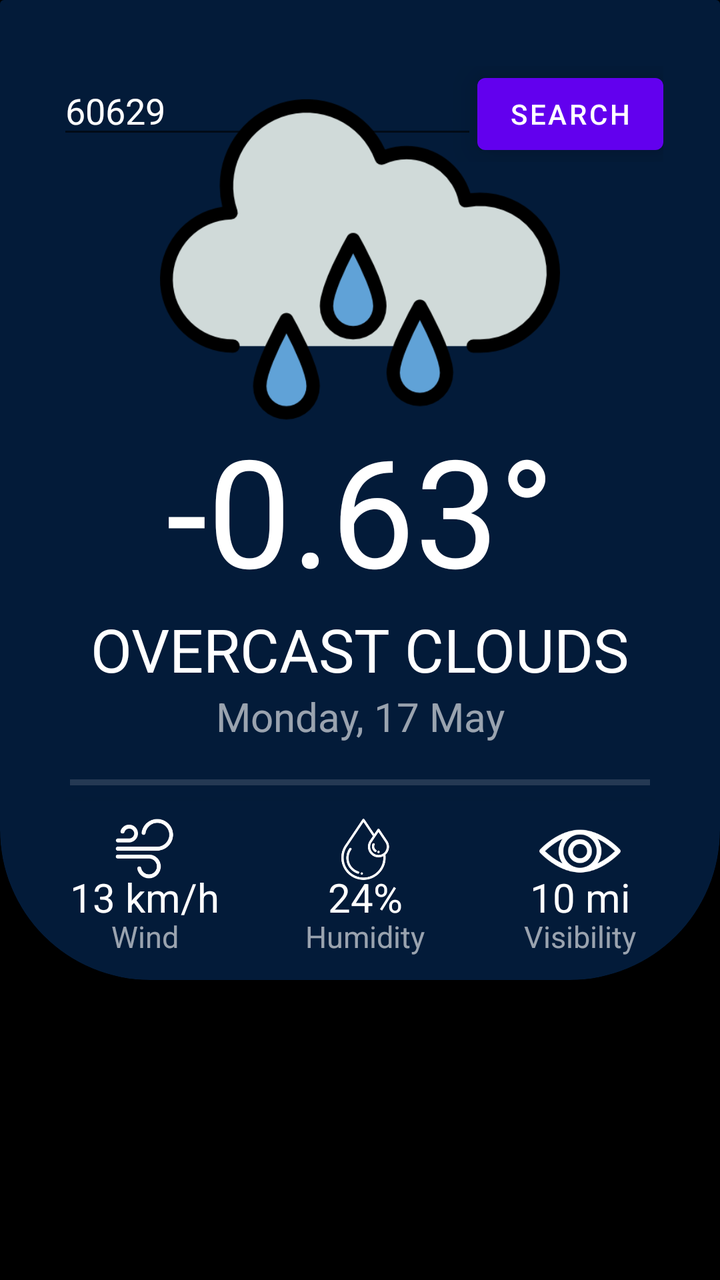
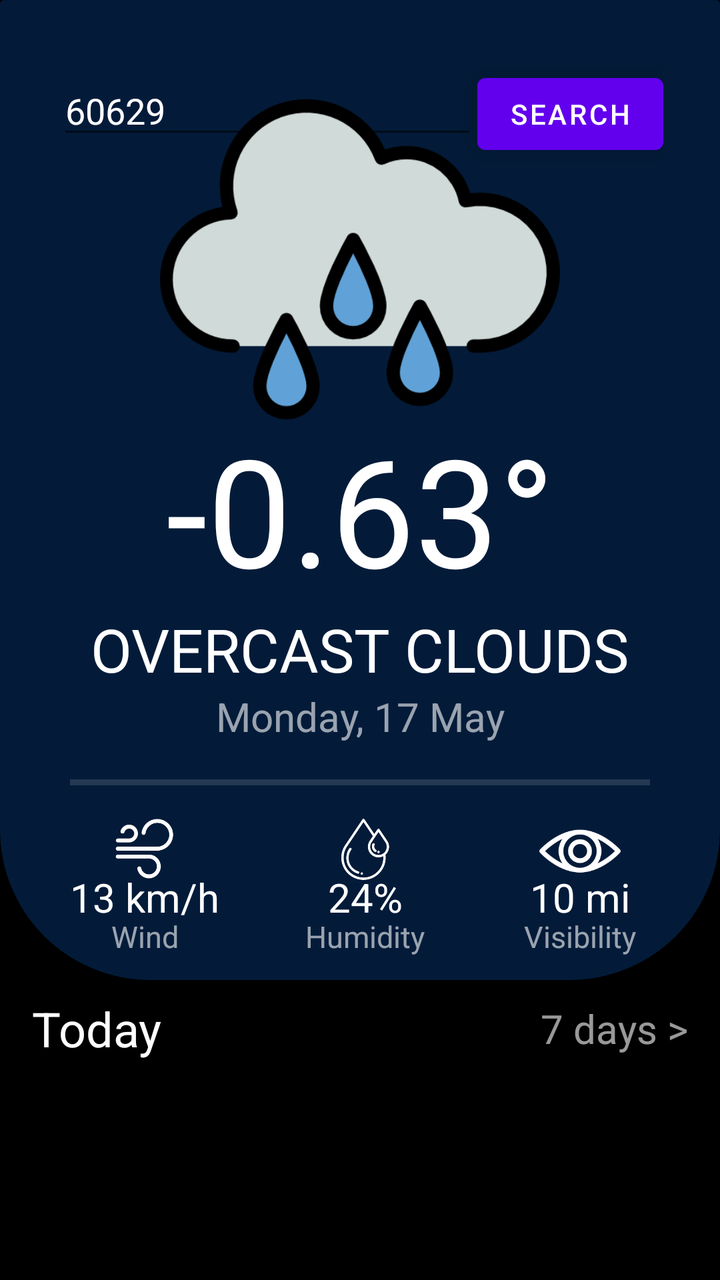

An Android layout rendered at two revisions. The XML below is the earlier revision; the diff shows what the commit changed to produce the second picture.
<!-- AndroidManifest.xml: application theme Theme.WeatherApp -->
<!-- res/layout/activity_main.xml -->
<?xml version="1.0" encoding="utf-8"?>
<androidx.constraintlayout.widget.ConstraintLayout xmlns:android="http://schemas.android.com/apk/res/android"
    xmlns:app="http://schemas.android.com/apk/res-auto"
    xmlns:tools="http://schemas.android.com/tools"
    android:layout_width="match_parent"
    android:layout_height="match_parent"
    android:background="@color/black"
    tools:context=".MainActivity">


    <androidx.constraintlayout.widget.ConstraintLayout
        android:layout_width="match_parent"
        android:layout_height="match_parent"
        android:layout_marginBottom="150dp"
        android:background="@drawable/rounded_corner"
        app:layout_constraintBottom_toBottomOf="parent"
        app:layout_constraintEnd_toEndOf="parent"
        app:layout_constraintStart_toStartOf="parent"
        app:layout_constraintTop_toTopOf="parent">

        <LinearLayout
            android:id="@+id/linearLayout"
            android:layout_width="wrap_content"
            android:layout_height="wrap_content"
            android:orientation="horizontal"
            android:translationZ="10dp"
            app:layout_constraintBottom_toBottomOf="parent"
            app:layout_constraintEnd_toEndOf="parent"
            app:layout_constraintStart_toStartOf="parent"
            app:layout_constraintTop_toTopOf="parent"
            app:layout_constraintVertical_bias="0.075">

            <EditText
                android:id="@+id/editText_ZipCode"
                android:layout_width="wrap_content"
                android:layout_height="wrap_content"
                android:ems="10"
                android:inputType="numberDecimal"
                android:text="60629"
                android:textColor="@color/font"
                android:translationZ="10dp" />

            <Button
                android:id="@+id/button_search"
                android:layout_width="wrap_content"
                android:layout_height="wrap_content"
                android:text="Search"
                android:translationZ="10dp" />


        </LinearLayout>


        <TextView
            android:id="@+id/textView_cityName"
            android:layout_width="wrap_content"
            android:layout_height="wrap_content"
            android:layout_marginBottom="-10dp"
            android:singleLine="true"
            android:text="New York"
            android:textAlignment="center"
            android:textColor="@color/font"
            android:textSize="30sp"
            android:translationZ="10dp"
            app:layout_constraintBottom_toTopOf="@+id/imageView_weatherIcon"
            app:layout_constraintEnd_toEndOf="parent"
            app:layout_constraintStart_toStartOf="parent"
            app:layout_constraintTop_toBottomOf="@+id/linearLayout"
            app:layout_constraintVertical_bias="1.0" />

        <ImageView
            android:id="@+id/imageView_weatherIcon"
            android:layout_width="200dp"
            android:layout_height="200dp"
            android:layout_marginBottom="-25dp"
            android:contentDescription="TODO"
            android:src="@drawable/icon_rain"
            android:translationZ="10dp"
            app:layout_constraintBottom_toTopOf="@+id/textView_currentTemp"
            app:layout_constraintEnd_toEndOf="parent"
            app:layout_constraintStart_toStartOf="parent"
            app:layout_constraintTop_toTopOf="parent"
            app:layout_constraintVertical_bias="1.0"
            tools:ignore="MissingConstraints" />


        <TextView
            android:id="@+id/textView_currentTemp"
            android:layout_width="wrap_content"
            android:layout_height="wrap_content"
            android:text="-0.63°"
            android:textColor="@color/white"
            android:textSize="75sp"
            android:translationZ="10dp"
            app:layout_constraintBottom_toTopOf="@+id/textView_weatherDescription"
            app:layout_constraintEnd_toEndOf="parent"
            app:layout_constraintStart_toStartOf="parent"
            app:layout_constraintTop_toTopOf="parent"
            app:layout_constraintVertical_bias="1.0" />

        <TextView
            android:id="@+id/textView_weatherDescription"
            android:layout_width="wrap_content"
            android:layout_height="wrap_content"
            android:text="overcast clouds"
            android:textAllCaps="true"
            android:textColor="@color/white"
            android:textSize="30sp"
            android:translationZ="10dp"
            app:layout_constraintBottom_toTopOf="@+id/textView_currentDate"
            app:layout_constraintEnd_toEndOf="parent"
            app:layout_constraintStart_toStartOf="parent" />

        <TextView
            android:id="@+id/textView_currentDate"
            android:layout_width="wrap_content"
            android:layout_height="wrap_content"
            android:text="Monday, 17 May"
            android:textColor="@color/font_alt"
            android:textSize="20sp"
            android:translationZ="10dp"
            app:layout_constraintBottom_toTopOf="@+id/view"
            app:layout_constraintEnd_toEndOf="parent"
            app:layout_constraintStart_toStartOf="parent"
            app:layout_constraintTop_toTopOf="parent"
            app:layout_constraintVertical_bias="0.95" />

        <View
            android:id="@+id/view"
            android:layout_width="match_parent"
            android:layout_height="3dp"
            android:layout_marginHorizontal="35dp"
            android:background="#22ffffff"
            android:translationZ="10dp"
            app:layout_constraintBottom_toBottomOf="parent"
            app:layout_constraintEnd_toEndOf="@+id/cardView"
            app:layout_constraintStart_toStartOf="parent"
            app:layout_constraintTop_toTopOf="parent"
            app:layout_constraintVertical_bias="0.8" />

        <androidx.constraintlayout.widget.ConstraintLayout
            android:id="@+id/constraintLayout"
            android:layout_width="0dp"
            android:layout_height="0dp"
            android:translationZ="10dp"
            app:layout_constraintBottom_toBottomOf="parent"
            app:layout_constraintEnd_toEndOf="@+id/view"
            app:layout_constraintHorizontal_bias="1.0"
            app:layout_constraintStart_toStartOf="@+id/view"
            app:layout_constraintTop_toBottomOf="@+id/view">

            <androidx.constraintlayout.widget.ConstraintLayout
                android:id="@+id/constraintLayout3"
                android:layout_width="wrap_content"
                android:layout_height="0dp"
                android:orientation="vertical"
                app:layout_constraintBottom_toBottomOf="parent"
                app:layout_constraintEnd_toEndOf="parent"
                app:layout_constraintHorizontal_bias="0.0"
                app:layout_constraintStart_toStartOf="parent"
                app:layout_constraintTop_toTopOf="parent">

                <ImageView
                    android:id="@+id/imageView_currentWind"
                    android:layout_width="60dp"
                    android:layout_height="60dp"
                    android:layout_gravity="center_horizontal"
                    android:layout_marginTop="-5dp"
                    android:contentDescription="TODO"
                    android:scaleType="fitXY"
                    android:src="@mipmap/icon_wind_foreground"
                    app:layout_constraintBottom_toBottomOf="parent"
                    app:layout_constraintEnd_toEndOf="parent"
                    app:layout_constraintStart_toStartOf="parent"
                    app:layout_constraintTop_toTopOf="parent"
                    app:layout_constraintVertical_bias="0.15" />

                <TextView
                    android:id="@+id/textView_currentWindSpeed_1"
                    android:layout_width="wrap_content"
                    android:layout_height="wrap_content"
                    android:layout_gravity="center_horizontal"
                    android:text="13 km/h"
                    android:textColor="@color/white"
                    android:textSize="20sp"
                    android:translationZ="20dp"
                    app:layout_constraintBottom_toBottomOf="parent"
                    app:layout_constraintEnd_toEndOf="parent"
                    app:layout_constraintStart_toStartOf="parent"
                    app:layout_constraintTop_toTopOf="parent"
                    app:layout_constraintVertical_bias="0.6" />


                <TextView
                    android:id="@+id/textView_currentWindSpeed_2"
                    android:layout_width="wrap_content"
                    android:layout_height="wrap_content"
                    android:layout_gravity="center_horizontal"
                    android:text="Wind"
                    android:textColor="@color/font_alt"
                    android:textSize="15sp"
                    android:translationZ="20dp"
                    app:layout_constraintBottom_toBottomOf="parent"
                    app:layout_constraintEnd_toEndOf="parent"
                    app:layout_constraintStart_toStartOf="parent"
                    app:layout_constraintTop_toTopOf="parent"
                    app:layout_constraintVertical_bias="0.85" />
            </androidx.constraintlayout.widget.ConstraintLayout>


            <androidx.constraintlayout.widget.ConstraintLayout
                android:layout_width="wrap_content"
                android:layout_height="0dp"
                android:orientation="vertical"
                app:layout_constraintBottom_toBottomOf="parent"
                app:layout_constraintEnd_toStartOf="@+id/constraintLayout2"
                app:layout_constraintStart_toEndOf="@+id/constraintLayout3"
                app:layout_constraintTop_toTopOf="parent">

                <ImageView
                    android:id="@+id/imageView_currentHumidity"
                    android:layout_width="50dp"
                    android:layout_height="50dp"
                    android:layout_gravity="center_horizontal"
                    android:contentDescription="TODO"
                    android:scaleType="fitXY"
                    android:src="@mipmap/icon_humidity_foreground"
                    app:layout_constraintBottom_toBottomOf="parent"
                    app:layout_constraintEnd_toEndOf="parent"
                    app:layout_constraintStart_toStartOf="parent"
                    app:layout_constraintTop_toTopOf="parent"
                    app:layout_constraintVertical_bias="0.15" />

                <TextView
                    android:id="@+id/textView_currentHumidity_1"
                    android:layout_width="wrap_content"
                    android:layout_height="wrap_content"
                    android:layout_gravity="center_horizontal"
                    android:text="24%"
                    android:textColor="@color/white"
                    android:textSize="20sp"
                    android:translationZ="20dp"
                    app:layout_constraintBottom_toBottomOf="parent"
                    app:layout_constraintEnd_toEndOf="parent"
                    app:layout_constraintStart_toStartOf="parent"
                    app:layout_constraintTop_toTopOf="parent"
                    app:layout_constraintVertical_bias="0.6" />


                <TextView
                    android:id="@+id/textView_currentHumidity_2"
                    android:layout_width="wrap_content"
                    android:layout_height="wrap_content"
                    android:layout_gravity="center_horizontal"
                    android:text="Humidity"
                    android:textColor="@color/font_alt"
                    android:textSize="15sp"
                    android:translationZ="20dp"
                    app:layout_constraintBottom_toBottomOf="parent"
                    app:layout_constraintEnd_toEndOf="parent"
                    app:layout_constraintStart_toStartOf="parent"
                    app:layout_constraintTop_toTopOf="parent"
                    app:layout_constraintVertical_bias="0.85" />

            </androidx.constraintlayout.widget.ConstraintLayout>


            <androidx.constraintlayout.widget.ConstraintLayout
                android:id="@+id/constraintLayout2"
                android:layout_width="wrap_content"
                android:layout_height="0dp"
                android:orientation="vertical"
                app:layout_constraintBottom_toBottomOf="parent"
                app:layout_constraintEnd_toEndOf="parent"
                app:layout_constraintHorizontal_bias="1.0"
                app:layout_constraintStart_toStartOf="parent"
                app:layout_constraintTop_toTopOf="parent">

                <ImageView
                    android:id="@+id/imageView_currentVisibility"
                    android:layout_width="70dp"
                    android:layout_height="70dp"
                    android:layout_gravity="center_horizontal"
                    android:layout_marginTop="-8dp"
                    android:layout_weight="1"
                    android:contentDescription="TODO"
                    android:scaleType="fitXY"
                    android:src="@mipmap/icon_visibility_foreground"
                    app:layout_constraintBottom_toBottomOf="parent"
                    app:layout_constraintEnd_toEndOf="parent"
                    app:layout_constraintStart_toStartOf="parent"
                    app:layout_constraintTop_toTopOf="parent"
                    app:layout_constraintVertical_bias="0.15" />

                <TextView
                    android:id="@+id/textView_currentVisibility_1"
                    android:layout_width="wrap_content"
                    android:layout_height="wrap_content"
                    android:layout_gravity="center_horizontal"
                    android:layout_weight="1"
                    android:text="10 mi"
                    android:textColor="@color/white"
                    android:textSize="20sp"
                    android:translationZ="20dp"
                    app:layout_constraintBottom_toBottomOf="parent"
                    app:layout_constraintEnd_toEndOf="parent"
                    app:layout_constraintStart_toStartOf="parent"
                    app:layout_constraintTop_toTopOf="parent"
                    app:layout_constraintVertical_bias="0.6" />


                <TextView
                    android:id="@+id/textView_currentVisibility_2"
                    android:layout_width="wrap_content"
                    android:layout_height="wrap_content"
                    android:layout_gravity="center_horizontal"
                    android:layout_weight="1"
                    android:text="Visibility"
                    android:textColor="@color/font_alt"
                    android:textSize="15sp"
                    android:translationZ="20dp"
                    app:layout_constraintBottom_toBottomOf="parent"
                    app:layout_constraintEnd_toEndOf="parent"
                    app:layout_constraintStart_toStartOf="parent"
                    app:layout_constraintTop_toTopOf="parent"
                    app:layout_constraintVertical_bias="0.85" />

            </androidx.constraintlayout.widget.ConstraintLayout>


        </androidx.constraintlayout.widget.ConstraintLayout>

        <androidx.cardview.widget.CardView
            android:id="@+id/cardView"
            android:layout_width="match_parent"
            android:layout_height="match_parent"
            app:cardBackgroundColor="@color/black"
            app:layout_constraintBottom_toBottomOf="parent"
            app:layout_constraintEnd_toEndOf="parent"
            app:layout_constraintStart_toStartOf="parent"
            app:layout_constraintTop_toTopOf="parent">

            <androidx.cardview.widget.CardView
                android:layout_width="match_parent"
                android:layout_height="match_parent"
                android:layout_marginTop="-75dp"
                app:cardBackgroundColor="@color/dark_blue"
                app:cardCornerRadius="75dp">

                <ImageView
                    android:id="@+id/image_view"
                    android:layout_width="match_parent"
                    android:layout_height="match_parent"
                    android:contentDescription="TODO"
                    android:scaleType="fitXY" />

            </androidx.cardview.widget.CardView>
        </androidx.cardview.widget.CardView>


    </androidx.constraintlayout.widget.ConstraintLayout>

</androidx.constraintlayout.widget.ConstraintLayout>
<!-- resources referenced by this layout -->
<resources>
  <color name="black">#FF000000</color>
  <color name="dark_blue">#031b39</color>
  <color name="font">#ffffff</color>
  <color name="font_alt">#99ffffff</color>
  <color name="white">#FFFFFFFF</color>
  <!-- drawable icon_rain: png bitmap (drawable, 27035 bytes) -->
  <!-- drawable rounded_corner (drawable) -->
  <?xml version="1.0" encoding="utf-8"?>
  <shape xmlns:android="http://schemas.android.com/apk/res/android">
      <solid android:color="@color/transparent"/>
  
      <corners android:bottomLeftRadius="50dp"
               android:bottomRightRadius="50dp"/>
  
  </shape>
  <!-- mipmap icon_humidity_foreground: png bitmap (mipmap-hdpi, 3598 bytes) -->
  <!-- mipmap icon_visibility_foreground: png bitmap (mipmap-hdpi, 2036 bytes) -->
  <!-- mipmap icon_wind_foreground: png bitmap (mipmap-hdpi, 2291 bytes) -->
  <style name="Theme.WeatherApp" parent="Theme.MaterialComponents.DayNight.NoActionBar">
          
          <item name="colorPrimary">@color/purple_500</item>
          <item name="colorPrimaryVariant">@color/purple_700</item>
          <item name="colorOnPrimary">@color/white</item>
          
          <item name="colorSecondary">@color/teal_200</item>
          <item name="colorSecondaryVariant">@color/teal_700</item>
          <item name="colorOnSecondary">@color/black</item>
          
          <item name="android:statusBarColor" tools:targetApi="l">@color/transparent</item>
          
  
      </style>
  <color name="transparent">#00000000</color>
  <color name="purple_500">#FF6200EE</color>
  <color name="purple_700">#FF3700B3</color>
  <color name="teal_200">#FF03DAC5</color>
  <color name="teal_700">#FF018786</color>
</resources>

<!-- the commit's change to res/layout/activity_main.xml (unified diff, before → after) -->
@@ -9,6 +9,7 @@
 
 
     <androidx.constraintlayout.widget.ConstraintLayout
+        android:id="@+id/constraintLayout4"
         android:layout_width="match_parent"
         android:layout_height="match_parent"
         android:layout_marginBottom="150dp"
@@ -360,4 +361,49 @@
 
     </androidx.constraintlayout.widget.ConstraintLayout>
 
+    <androidx.constraintlayout.widget.ConstraintLayout
+        android:layout_width="0dp"
+        android:layout_height="0dp"
+        android:layout_marginStart="16dp"
+        android:layout_marginTop="8dp"
+        android:layout_marginEnd="16dp"
+        app:layout_constraintBottom_toBottomOf="parent"
+        app:layout_constraintEnd_toEndOf="parent"
+        app:layout_constraintStart_toStartOf="parent"
+        app:layout_constraintTop_toBottomOf="@+id/constraintLayout4">
+
+        <TextView
+            android:id="@+id/textView_today"
+            android:layout_width="wrap_content"
+            android:layout_height="wrap_content"
+            android:text="Today"
+            android:textColor="@color/font"
+            android:textSize="24sp"
+            android:translationZ="10dp"
+            app:layout_constraintStart_toStartOf="parent"
+            app:layout_constraintTop_toTopOf="parent" />
+
+        <TextView
+            android:id="@+id/textView_sevenDays"
+            android:layout_width="wrap_content"
+            android:layout_height="wrap_content"
+            android:text="7 days >"
+            android:textColor="@color/font_alt"
+            android:textSize="20sp"
+            android:translationZ="10dp"
+            app:layout_constraintBottom_toBottomOf="@+id/textView_today"
+            app:layout_constraintEnd_toEndOf="parent"
+            app:layout_constraintTop_toTopOf="@+id/textView_today" />
+
+        <ListView
+            android:id="@+id/listView_hourlyWeather"
+            android:layout_width="0dp"
+            android:layout_height="0dp"
+            android:translationZ="10dp"
+            app:layout_constraintBottom_toBottomOf="parent"
+            app:layout_constraintEnd_toEndOf="parent"
+            app:layout_constraintStart_toStartOf="parent"
+            app:layout_constraintTop_toBottomOf="@+id/textView_today" />
+    </androidx.constraintlayout.widget.ConstraintLayout>
+
 </androidx.constraintlayout.widget.ConstraintLayout>
